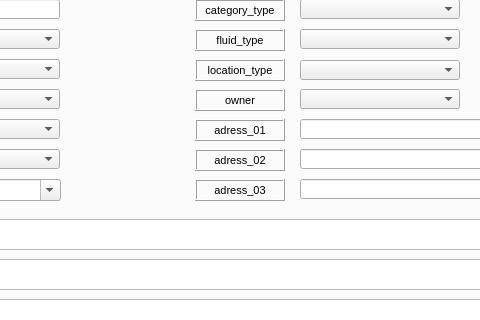
Qt form ui/ud_connec.ui (Giswater/giswater_qgis_plugin) before a commit; both pictures show x 232 to 712 and y 117 to 437 of the 845 by 615 pixel window.
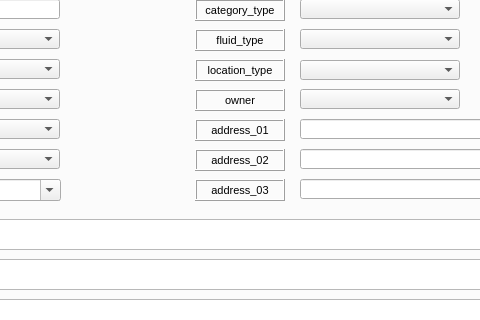
The same form after that commit. The open tabs and pages were chosen to show the change.

Commit message: Modify arc/node/connec/gully forms

Diff of the .ui file:
```diff
--- a/ui/ud_connec.ui
+++ b/ui/ud_connec.ui
@@ -268,7 +268,7 @@
       <enum>QFrame::Raised</enum>
      </property>
      <property name="text">
-      <string>adress_03</string>
+      <string>address_03</string>
      </property>
      <property name="textFormat">
       <enum>Qt::AutoText</enum>
@@ -304,7 +304,7 @@
       <enum>QFrame::Raised</enum>
      </property>
      <property name="text">
-      <string>adress_02</string>
+      <string>address_02</string>
      </property>
      <property name="textFormat">
       <enum>Qt::AutoText</enum>
@@ -396,7 +396,7 @@
       <enum>QFrame::Raised</enum>
      </property>
      <property name="text">
-      <string>adress_01</string>
+      <string>address_01</string>
      </property>
      <property name="textFormat">
       <enum>Qt::AutoText</enum>
```
Left out of the diff: 14 changed lines with no effect on the pictures. The commit also changes 15 other files.
